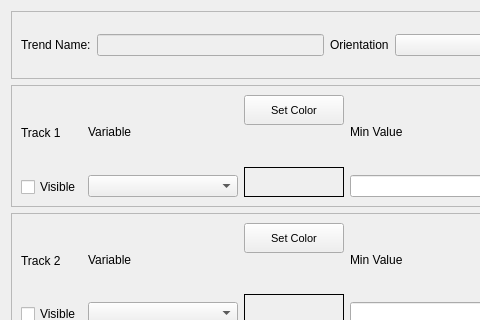
This is cte/trendeditor.ui in MECTsrl/mect_plugins as Qt 5 draws it before an edit; both pictures show x 0 to 480 and y 0 to 320 of the 800 by 600 pixel window. The edited form follows.
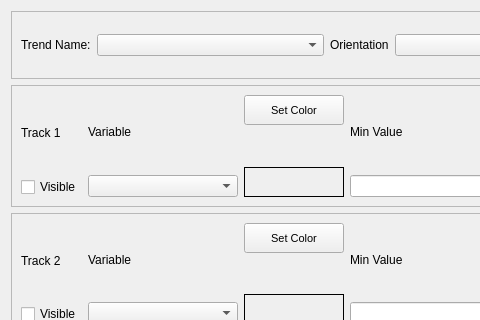
This is the edited form. Icons and pictures are not drawn.

Commit message: CTE Trend Editor: - Added Combo to select current trend.

Diff of the .ui file:
```diff
--- a/cte/trendeditor.ui
+++ b/cte/trendeditor.ui
@@ -58,14 +58,17 @@
          <string>Trend Name:</string>
         </property>
         <property name="buddy">
-         <cstring>txtTrendName</cstring>
+         <cstring>cboTrendName</cstring>
         </property>
        </widget>
       </item>
       <item>
-       <widget class="QLineEdit" name="txtTrendName">
-        <property name="enabled">
-         <bool>false</bool>
+       <widget class="QComboBox" name="cboTrendName">
+        <property name="sizePolicy">
+         <sizepolicy hsizetype="Expanding" vsizetype="Fixed">
+          <horstretch>0</horstretch>
+          <verstretch>0</verstretch>
+         </sizepolicy>
         </property>
         <property name="minimumSize">
          <size>
@@ -83,13 +86,8 @@
          <font>
           <family>MS Shell Dlg 2</family>
           <pointsize>9</pointsize>
-          <weight>50</weight>
-          <bold>false</bold>
          </font>
         </property>
-        <property name="maxLength">
-         <number>128</number>
-        </property>
        </widget>
       </item>
       <item>
```
Left out of the diff: 2 changed lines with no effect on the pictures. The commit also changes 4 other files.
